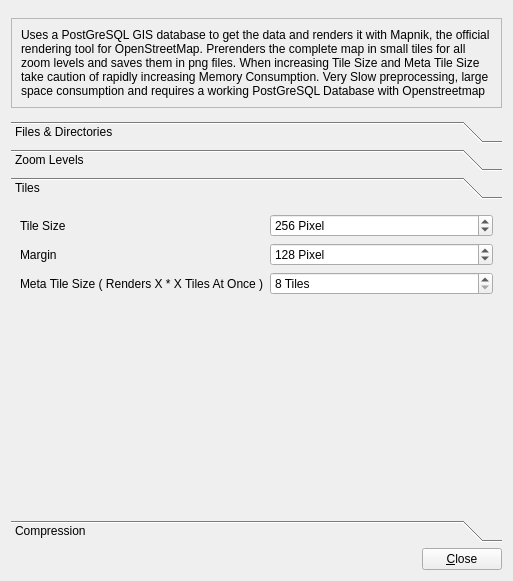
Before: the Qt Designer form plugins/osmrenderer/mrsettingsdialog.ui in shentok/MoNav, drawn with Qt 5.
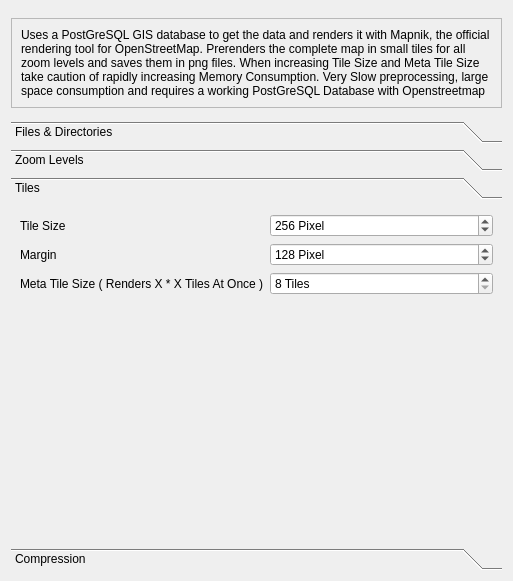
After: the same form once the commit is applied. The open tabs and pages were chosen to show the change.

What changed in the file:
```diff
--- a/plugins/osmrenderer/mrsettingsdialog.ui
+++ b/plugins/osmrenderer/mrsettingsdialog.ui
@@ -1,7 +1,7 @@
 <?xml version="1.0" encoding="UTF-8"?>
 <ui version="4.0">
  <class>MRSettingsDialog</class>
- <widget class="QDialog" name="MRSettingsDialog">
+ <widget class="QWidget" name="MRSettingsDialog">
   <property name="geometry">
    <rect>
     <x>0</x>
@@ -407,8 +407,8 @@
        <rect>
         <x>0</x>
         <y>0</y>
-        <width>381</width>
-        <height>113</height>
+        <width>495</width>
+        <height>336</height>
        </rect>
       </property>
       <attribute name="label">
@@ -508,7 +508,7 @@
          <property name="sizeHint" stdset="0">
           <size>
            <width>20</width>
-           <height>186</height>
+           <height>40</height>
           </size>
          </property>
         </spacer>
@@ -569,30 +569,6 @@
      </widget>
     </widget>
    </item>
-   <item>
-    <layout class="QHBoxLayout" name="horizontalLayout">
-     <item>
-      <spacer name="horizontalSpacer">
-       <property name="orientation">
-        <enum>Qt::Horizontal</enum>
-       </property>
-       <property name="sizeHint" stdset="0">
-        <size>
-         <width>40</width>
-         <height>20</height>
-        </size>
-       </property>
-      </spacer>
-     </item>
-     <item>
-      <widget class="QPushButton" name="pushButton">
-       <property name="text">
-        <string>&amp;Close</string>
-       </property>
-      </widget>
-     </item>
-    </layout>
-   </item>
   </layout>
  </widget>
  <resources/>
```
Left out of the diff: 31 changed lines with no effect on the pictures.
